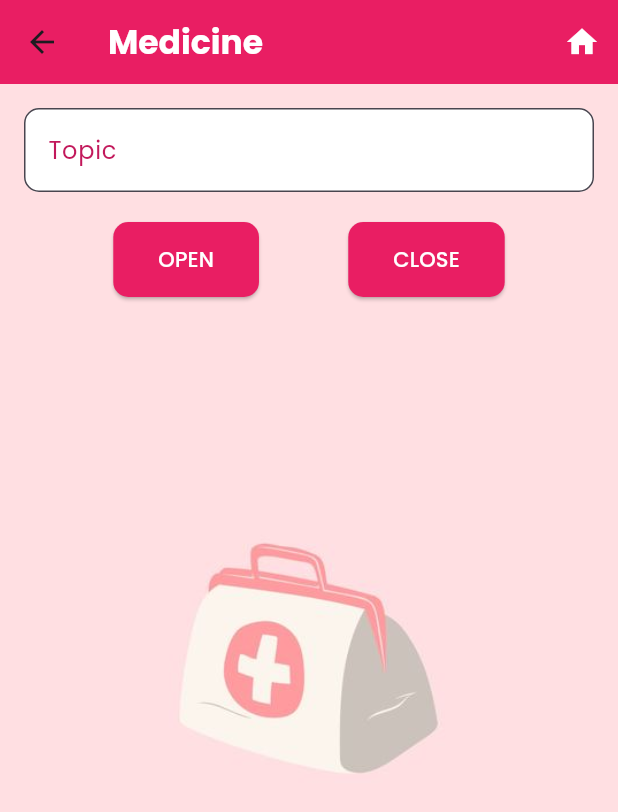
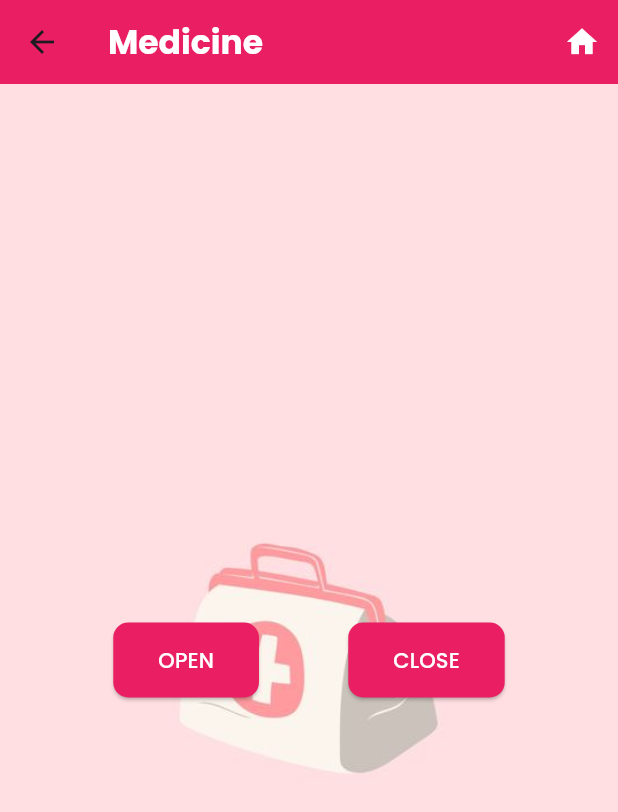
Before and after one commit to Maya-Anber/flutter-MQTT-Medical-app, a Flutter app: the SendServoScreen screen opened by its route, after a tap on "OPEN", on a phone screen of 412 x 824 dp. Shown: the top 812 px of the screen. Run offline on Flutter 3.47's test engine with Material 3 defaults, Android fonts, the phone set to English and light mode, and no system bars; our stand-ins replace firebase_auth, firebase_core, google_fonts; missing offline and left inert: mqtt_client; accounts and stored records are empty.

Commit message:
send_servo.dart

```diff
--- a/lib/send_servo.dart
+++ b/lib/send_servo.dart
@@ -13,13 +13,15 @@ class SendServoScreen extends StatefulWidget {
 }
 
 class _SendServoScreenState extends State<SendServoScreen> {
-  final _topicController = TextEditingController(); // Controller for the topic input
   final MQTTService mqttService = MQTTService(); // Instance of the MQTTService
+  final String topic =
+      'servo/control'; // Predefined topic for the servo control
 
   @override
   void initState() {
     super.initState();
-    mqttService.connect(context); // Connect to the MQTT broker when the screen initializes
+    mqttService.connect(
+        context); // Connect to the MQTT broker when the screen initializes
   }
 
   // Function to publish a message to the MQTT topic
@@ -28,7 +30,7 @@ class _SendServoScreenState extends State<SendServoScreen> {
     builder.addString(message); // Add message to the payload
 
     mqttService.client.publishMessage(
-      _topicController.text, // Topic from the text controller
+      topic, // Use the predefined topic
       MqttQos.atMostOnce, // Quality of service level for the message
       builder.payload!, // Payload for the message
     );
@@ -49,7 +51,8 @@ class _SendServoScreenState extends State<SendServoScreen> {
         actions: [
           IconButton(
             onPressed: () {
-              Navigator.popAndPushNamed(context, '/home'); // Navigate to home screen
+              Navigator.popAndPushNamed(
+                  context, '/home'); // Navigate to home screen
             },
             icon: Icon(Icons.home, color: Colors.white), // Home icon color
           ),
@@ -58,34 +61,20 @@ class _SendServoScreenState extends State<SendServoScreen> {
       body: Container(
         decoration: BoxDecoration(
           image: DecorationImage(
-            image: AssetImage('assets/images/f09756aac5ddaee1a7f86c8b70d7a247.jpg'), // Background image
+            image: AssetImage(
+                'assets/images/f09756aac5ddaee1a7f86c8b70d7a247.jpg'), // Background image
             fit: BoxFit.cover, // Fit the image to cover the entire container
           ),
         ),
         child: Padding(
           padding: EdgeInsets.all(16.0), // Padding around the content
           child: Column(
+            mainAxisAlignment:
+                MainAxisAlignment.center, // Center content vertically
             children: [
-              TextField(
-                controller: _topicController, // Text field for the topic input
-                decoration: InputDecoration(
-                  labelText: 'Topic',
-                  labelStyle: TextStyle(color: secondaryPink),
-                  filled: true, // Fill background of text field
-                  fillColor: Colors.white, // Background color of text field
-                  border: OutlineInputBorder(
-                    borderRadius: BorderRadius.circular(10),
-                    borderSide: BorderSide(color: primaryPink),
-                  ),
-                  focusedBorder: OutlineInputBorder(
-                    borderRadius: BorderRadius.circular(10),
-                    borderSide: BorderSide(color: secondaryPink),
-                  ),
-                ),
-              ),
-              SizedBox(height: 20), // Space between elements
               Row(
-                mainAxisAlignment: MainAxisAlignment.spaceEvenly, // Distribute buttons evenly
+                mainAxisAlignment:
+                    MainAxisAlignment.spaceEvenly, // Distribute buttons evenly
                 children: [
                   ElevatedButton(
                     style: ElevatedButton.styleFrom(
@@ -93,12 +82,14 @@ class _SendServoScreenState extends State<SendServoScreen> {
                       shape: RoundedRectangleBorder(
                         borderRadius: BorderRadius.circular(10), // Button shape
                       ),
-                      padding: EdgeInsets.symmetric(vertical: 15, horizontal: 30), // Button padding
+                      padding: EdgeInsets.symmetric(
+                          vertical: 15, horizontal: 30), // Button padding
                     ),
                     onPressed: () {
                       _publishMessage('OPEN'); // Publish 'OPEN' message
                     },
-                    child: Text('OPEN', style: TextStyle(color: Colors.white)), // Button text
+                    child: Text('OPEN',
+                        style: TextStyle(color: Colors.white)), // Button text
                   ),
                   ElevatedButton(
                     style: ElevatedButton.styleFrom(
@@ -106,12 +97,14 @@ class _SendServoScreenState extends State<SendServoScreen> {
                       shape: RoundedRectangleBorder(
                         borderRadius: BorderRadius.circular(10), // Button shape
                       ),
-                      padding: EdgeInsets.symmetric(vertical: 15, horizontal: 30), // Button padding
+                      padding: EdgeInsets.symmetric(
+                          vertical: 15, horizontal: 30), // Button padding
                     ),
                     onPressed: () {
                       _publishMessage('CLOSE'); // Publish 'CLOSE' message
                     },
-                    child: Text('CLOSE', style: TextStyle(color: Colors.white)), // Button text
+                    child: Text('CLOSE',
+                        style: TextStyle(color: Colors.white)), // Button text
                   ),
                 ],
               ),
```
